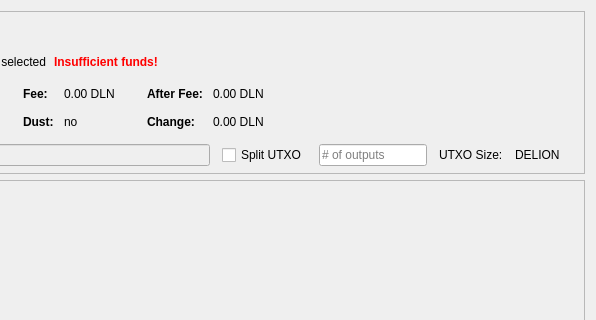
Before: the Qt Designer form src/qt/forms/sendcoinsdialog.ui in revivalist777/milleniumclub, drawn with Qt 5; both pictures show x 254 to 850 and y 0 to 320 of the 850 by 610 pixel window.
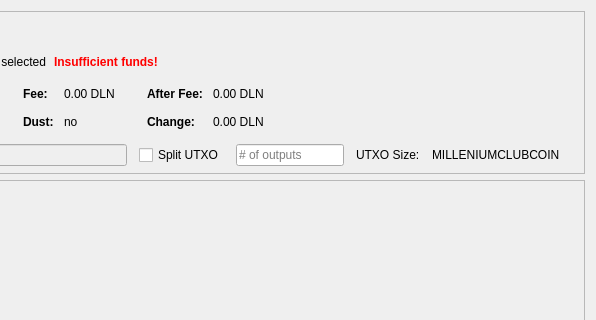
After: the same form once the commit is applied. Icons and pictures are not drawn. Custom widgets are drawn as their Qt base class.

Commit message: replace delion with milleniumclubcoin

```diff
--- a/src/qt/forms/sendcoinsdialog.ui
+++ b/src/qt/forms/sendcoinsdialog.ui
@@ -594,7 +594,7 @@
           <item>
            <widget class="QLabel" name="labelBlockSize">
             <property name="text">
-             <string>DELION</string>
+             <string>MILLENIUMCLUBCOIN</string>
             </property>
            </widget>
           </item>
```
Left out of the diff: 14 changed lines with no effect on the pictures. The commit also changes 304 other files.
